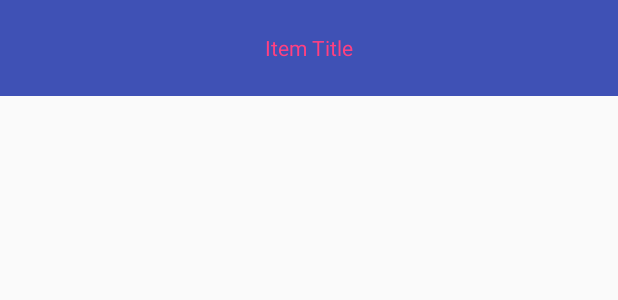
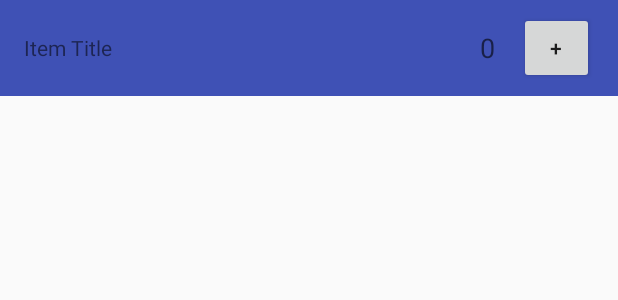
Before and after one commit to juanchosaravia/count-on-me, an Android app: the layout items_list_item.xml on its own in the app's theme, with its tools: preview values and no code run, on a phone screen of 412 x 824 dp. Shown: the top 300 px of the screen. Run offline under Robolectric (Android 15) with nearby library versions, the phone set to English and light mode, and no system bars.

Commit message:
Added items in groups and removing idea files

```diff
--- a/app/build.gradle
+++ b/app/build.gradle
@@ -45,7 +45,7 @@ dependencies {
     }
 }
 buildscript {
-    ext.kotlin_version = '1.0.1-2'
+    ext.kotlin_version = '1.0.2'
     repositories {
         mavenCentral()
     }
--- a/app/src/main/java/com/droidcba/countonme/UiModels.kt
+++ b/app/src/main/java/com/droidcba/countonme/UiModels.kt
@@ -10,7 +10,11 @@ class Group(val id: Int,
 
 class Item(val id: Int,
            val counts: List<Count>,
-           val desc: String)
+           val desc: String) {
+
+    fun getCountByDate(year: Int, month: Int, day: Int) =
+            counts.firstOrNull { it.year == year && it.month == month && it.day == day }
+}
 
 class Count(val id: Int,
             val counts: Int,
--- a/app/src/main/java/com/droidcba/countonme/items/ItemsFragment.kt
+++ b/app/src/main/java/com/droidcba/countonme/items/ItemsFragment.kt
@@ -52,6 +52,8 @@ class ItemsFragment : Fragment() {
         if (eimSavedState == null) {
             rvItemManager.expandAll()
         }
+
+        adapter.setDate(2016, 4, 30)
     }
 
     override fun onSaveInstanceState(outState: Bundle) {
--- a/app/src/main/res/layout/items_list_item.xml
+++ b/app/src/main/res/layout/items_list_item.xml
@@ -1,17 +1,46 @@
 <?xml version="1.0" encoding="utf-8"?>
-<LinearLayout xmlns:android="http://schemas.android.com/apk/res/android"
+<RelativeLayout xmlns:android="http://schemas.android.com/apk/res/android"
     xmlns:tools="http://schemas.android.com/tools"
     android:layout_width="match_parent"
     android:layout_height="@dimen/list_item_group_height"
     android:background="@color/colorPrimary"
     android:gravity="center"
-    android:orientation="vertical">
+    android:orientation="horizontal">
 
     <TextView
         android:id="@+id/tvTitle"
         android:layout_width="wrap_content"
         android:layout_height="wrap_content"
-        android:textColor="@color/colorAccent"
+        android:layout_alignParentLeft="true"
+        android:layout_alignParentStart="true"
+        android:layout_centerVertical="true"
+        android:layout_marginLeft="@dimen/normal"
+        android:layout_marginRight="@dimen/normal"
+        android:layout_toLeftOf="@+id/tvCounter"
+        android:layout_toStartOf="@+id/tvCounter"
+        android:ellipsize="end"
+        android:maxLines="3"
         tools:text="Item Title" />
 
-</LinearLayout>
+    <TextView
+        android:id="@+id/tvCounter"
+        android:layout_width="wrap_content"
+        android:layout_height="wrap_content"
+        android:layout_centerVertical="true"
+        android:layout_marginRight="@dimen/normal"
+        android:layout_toLeftOf="@+id/itemPlusButton"
+        android:layout_toStartOf="@+id/itemPlusButton"
+        android:textAppearance="?android:attr/textAppearanceMedium"
+        tools:text="0" />
+
+    <Button
+        android:id="@+id/itemPlusButton"
+        android:layout_width="50dp"
+        android:layout_height="wrap_content"
+        android:layout_alignParentEnd="true"
+        android:layout_alignParentRight="true"
+        android:layout_centerVertical="true"
+        android:layout_marginRight="@dimen/normal"
+        android:text="+" />
+
+</RelativeLayout>
--- a/app/src/main/res/values/dimens.xml
+++ b/app/src/main/res/values/dimens.xml
@@ -7,6 +7,8 @@
     <dimen name="activity_vertical_margin">16dp</dimen>
     <dimen name="fab_margin">16dp</dimen>
 
+    <dimen name="normal">16dp</dimen>
+
     <dimen name="list_item_height">64dp</dimen>
     <dimen name="list_item_group_height">64dp</dimen>
 
--- a/build.gradle
+++ b/build.gradle
@@ -5,7 +5,7 @@ buildscript {
         jcenter()
     }
     dependencies {
-        classpath 'com.android.tools.build:gradle:1.5.0'
+        classpath 'com.android.tools.build:gradle:2.1.0'
 
         // NOTE: Do not place your application dependencies here; they belong
         // in the individual module build.gradle files
```
Also changed, not shown: app/src/main/java/com/droidcba/countonme/items/ItemsAdapter.kt (+28 -5 lines), app/src/main/res/layout/items_list_group.xml (+17 -3 lines), gradle/wrapper/gradle-wrapper.properties.
